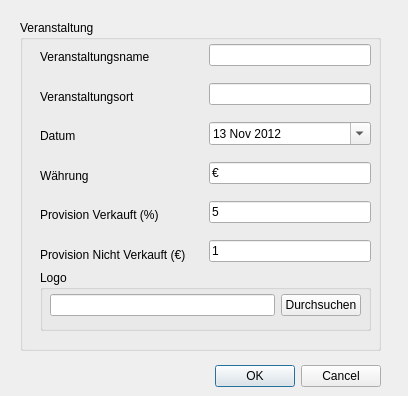
Qt form iBasar/eventmgrwidget.ui (hoihrig/iBasar) before a commit.
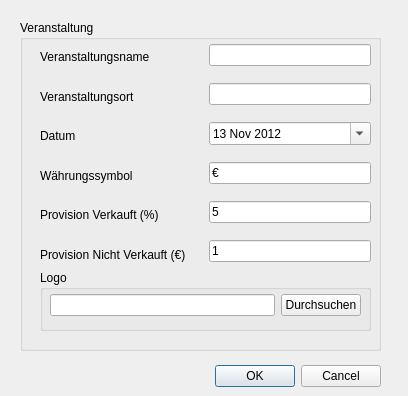
The same form after that commit.

Commit message: Added proper Scaling to ui

Patch:
```diff
--- a/iBasar/eventmgrwidget.ui
+++ b/iBasar/eventmgrwidget.ui
@@ -131,7 +131,7 @@
        <item>
         <widget class="QLabel" name="currencyLabel">
          <property name="text">
-          <string>Währung</string>
+          <string>Währungssymbol</string>
          </property>
         </widget>
        </item>
```
The commit also changes 4 other files.
